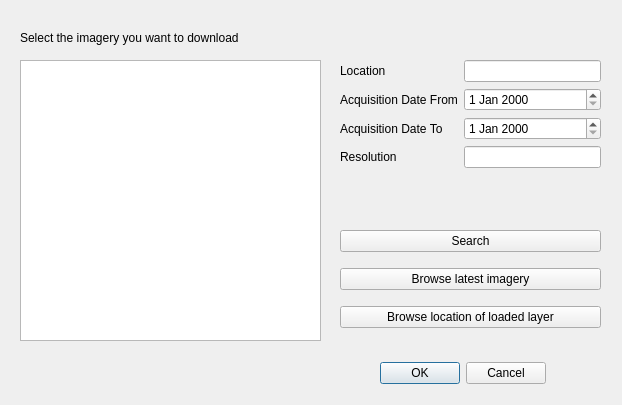
Qt form OpenAerialMap/gui/ui/img_search_dialog.ui (hotosm/oam-qgis-plugin) before a commit.
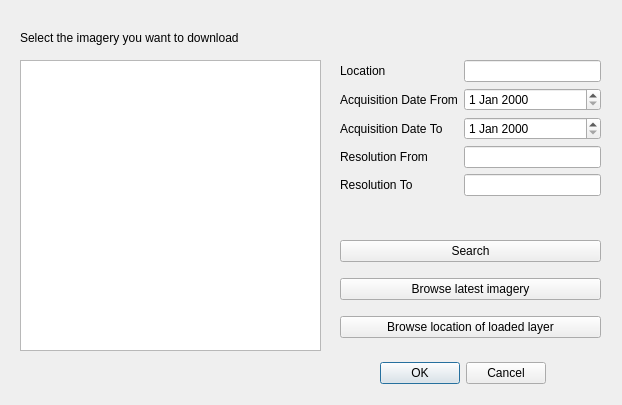
The same form after that commit.

Commit message: Updated implementation of image search and browser 1. Implemented queries for search 2. Created a cash for thumbnail 3. Added QFileDialog for image download 4. Applied CamelNotation for variables 5. Rearraged some statements

Patch:
```diff
--- a/OpenAerialMap/gui/ui/img_search_dialog.ui
+++ b/OpenAerialMap/gui/ui/img_search_dialog.ui
@@ -35,7 +35,7 @@
      <x>340</x>
      <y>60</y>
      <width>261</width>
-     <height>141</height>
+     <height>161</height>
     </rect>
    </property>
    <layout class="QFormLayout" name="formLayout">
@@ -66,7 +66,7 @@
     <item row="3" column="0">
      <widget class="QLabel" name="label_5">
       <property name="text">
-       <string>Resolution</string>
+       <string>Resolution From</string>
       </property>
      </widget>
     </item>
@@ -77,7 +77,17 @@
      <widget class="QDateEdit" name="dateEditAcquisitionTo"/>
     </item>
     <item row="3" column="1">
-     <widget class="QLineEdit" name="lineEditResolution"/>
+     <widget class="QLineEdit" name="lineEditResolutionFrom"/>
+    </item>
+    <item row="4" column="1">
+     <widget class="QLineEdit" name="lineEditResolutionTo"/>
+    </item>
+    <item row="4" column="0">
+     <widget class="QLabel" name="label_6">
+      <property name="text">
+       <string>Resolution To</string>
+      </property>
+     </widget>
     </item>
    </layout>
   </widget>
@@ -85,7 +95,7 @@
    <property name="geometry">
     <rect>
      <x>340</x>
-     <y>220</y>
+     <y>230</y>
      <width>261</width>
      <height>121</height>
     </rect>
@@ -120,7 +130,7 @@
      <x>20</x>
      <y>60</y>
      <width>301</width>
-     <height>281</height>
+     <height>291</height>
     </rect>
    </property>
   </widget>
```
The commit also changes 4 other files.
